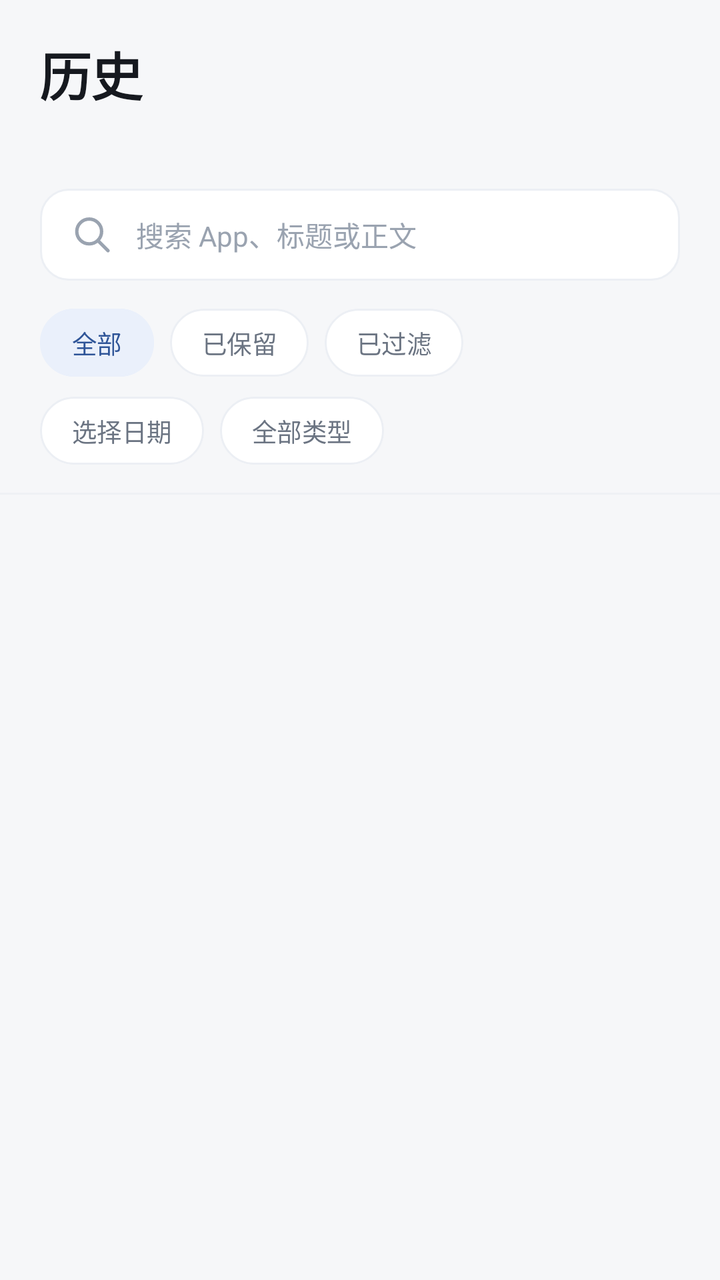
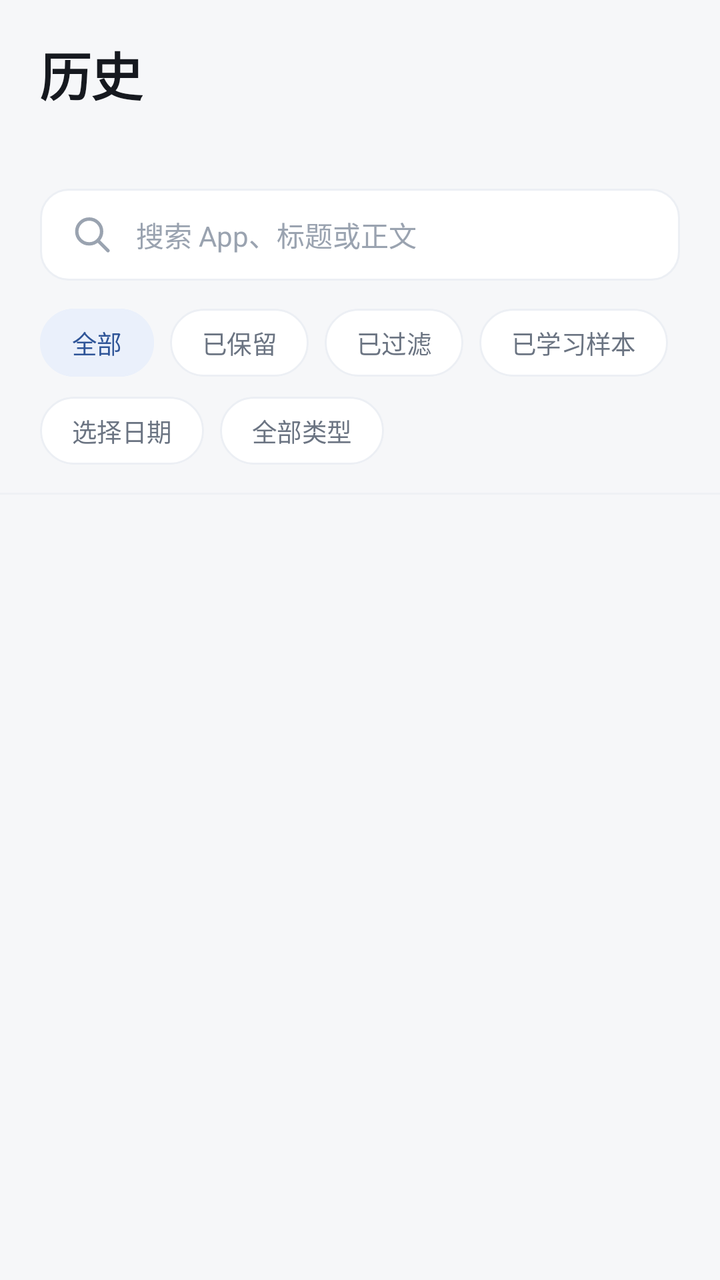

Screens rendered from an Android XML layout before and after an edit, with the pre-edit source and the edit as a unified diff.
<!-- AndroidManifest.xml: application theme Theme.MaodouNotify -->
<!-- res/layout/fragment_history.xml -->
<?xml version="1.0" encoding="utf-8"?>

<LinearLayout xmlns:android="http://schemas.android.com/apk/res/android"
    xmlns:app="http://schemas.android.com/apk/res-auto"
    android:layout_width="match_parent"
    android:layout_height="match_parent"
    android:background="@color/background"
    android:orientation="vertical">

    
    <LinearLayout
        android:layout_width="match_parent"
        android:layout_height="wrap_content"
        android:orientation="vertical"
        android:paddingStart="@dimen/page_padding"
        android:paddingTop="18dp"
        android:paddingEnd="@dimen/page_padding"
        android:paddingBottom="14dp">

        <TextView
            android:layout_width="wrap_content"
            android:layout_height="wrap_content"
            android:text="@string/tab_history"
            android:textAppearance="@style/TextAppearance.Maodou.PageTitle" />

        <TextView
            android:id="@+id/tv_count"
            android:layout_width="match_parent"
            android:layout_height="wrap_content"
            android:layout_marginTop="6dp"
            android:textColor="@color/text_tertiary"
            android:textSize="12sp" />

        <EditText
            android:id="@+id/et_search"
            android:layout_width="match_parent"
            android:layout_height="@dimen/field_height"
            android:layout_marginTop="16dp"
            android:background="@drawable/bg_field"
            android:drawableStart="@drawable/ic_search"
            android:drawablePadding="10dp"
            android:drawableTint="@color/text_tertiary"
            android:hint="@string/search_hint"
            android:imeOptions="actionSearch"
            android:inputType="text"
            android:paddingStart="14dp"
            android:paddingEnd="14dp"
            android:singleLine="true"
            android:textColor="@color/text_primary"
            android:textColorHint="@color/text_tertiary"
            android:textSize="14sp" />

        <com.google.android.material.chip.ChipGroup
            android:id="@+id/chip_filter"
            android:layout_width="match_parent"
            android:layout_height="wrap_content"
            android:layout_marginTop="14dp"
            app:chipSpacingHorizontal="8dp"
            app:singleLine="true"
            app:singleSelection="true">

            <com.google.android.material.chip.Chip
                android:id="@+id/chip_all"
                style="@style/Widget.Maodou.Chip.Filter"
                android:layout_width="wrap_content"
                android:layout_height="wrap_content"
                android:checkable="true"
                android:checked="true"
                android:text="@string/filter_all" />

            <com.google.android.material.chip.Chip
                android:id="@+id/chip_kept"
                style="@style/Widget.Maodou.Chip.Filter"
                android:layout_width="wrap_content"
                android:layout_height="wrap_content"
                android:checkable="true"
                android:text="@string/filter_kept" />

            <com.google.android.material.chip.Chip
                android:id="@+id/chip_filtered"
                style="@style/Widget.Maodou.Chip.Filter"
                android:layout_width="wrap_content"
                android:layout_height="wrap_content"
                android:checkable="true"
                android:text="@string/filter_filtered" />
        </com.google.android.material.chip.ChipGroup>

        <LinearLayout
            android:layout_width="match_parent"
            android:layout_height="wrap_content"
            android:layout_marginTop="10dp"
            android:orientation="horizontal">

            <com.google.android.material.chip.Chip
                android:id="@+id/chip_date"
                style="@style/Widget.Maodou.Chip.Ghost"
                android:layout_width="wrap_content"
                android:layout_height="wrap_content"
                android:checkable="false"
                android:text="@string/history_date_pick"
                app:chipIcon="@drawable/ic_calendar" />

            <com.google.android.material.chip.Chip
                android:id="@+id/chip_type"
                style="@style/Widget.Maodou.Chip.Ghost"
                android:layout_width="wrap_content"
                android:layout_height="wrap_content"
                android:layout_marginStart="8dp"
                android:checkable="false"
                android:text="@string/search_type_all"
                app:chipIcon="@drawable/ic_tag" />
        </LinearLayout>
    </LinearLayout>

    <View
        android:layout_width="match_parent"
        android:layout_height="1dp"
        android:background="@color/divider" />

    <FrameLayout
        android:layout_width="match_parent"
        android:layout_height="0dp"
        android:layout_weight="1">

        <androidx.recyclerview.widget.RecyclerView
            android:id="@+id/recycler"
            android:layout_width="match_parent"
            android:layout_height="match_parent"
            android:clipToPadding="false"
            android:paddingTop="10dp"
            android:paddingBottom="12dp" />

        <TextView
            android:id="@+id/tv_empty"
            android:layout_width="wrap_content"
            android:layout_height="wrap_content"
            android:layout_gravity="center"
            android:drawableTop="@drawable/ic_empty_bell"
            android:drawablePadding="18dp"
            android:gravity="center"
            android:lineSpacingExtra="6dp"
            android:paddingStart="32dp"
            android:paddingEnd="32dp"
            android:text="@string/empty_history"
            android:textColor="@color/text_secondary"
            android:textSize="13.5sp"
            android:visibility="gone" />
    </FrameLayout>
</LinearLayout>
<!-- resources referenced by this layout -->
<resources>
  <color name="background">#F6F7F9</color>
  <color name="divider">#EFF1F5</color>
  <color name="text_primary">#16191F</color>
  <color name="text_secondary">#6B7482</color>
  <color name="text_tertiary">#9AA3B0</color>
  <dimen name="field_height">46dp</dimen>
  <dimen name="page_padding">20dp</dimen>
  <!-- drawable bg_field (drawable) -->
  <?xml version="1.0" encoding="utf-8"?>
  
  <shape xmlns:android="http://schemas.android.com/apk/res/android" android:shape="rectangle">
      <solid android:color="@color/surface" />
      <corners android:radius="14dp" />
      <stroke android:width="1dp" android:color="@color/card_stroke" />
  </shape>
  <string name="empty_history">还没有通知记录\n授权通知使用权后，通知会自动出现在这里</string>
  <string name="filter_all">全部</string>
  <string name="filter_filtered">已过滤</string>
  <string name="filter_kept">已保留</string>
  <string name="history_date_pick">选择日期</string>
  <string name="search_hint">搜索 App、标题或正文</string>
  <string name="search_type_all">全部类型</string>
  <string name="tab_history">历史</string>
  <style name="TextAppearance.Maodou.PageTitle" parent="TextAppearance.Material3.HeadlineSmall">
          <item name="android:textSize">26sp</item>
          <item name="android:textStyle">bold</item>
          <item name="android:textColor">@color/text_primary</item>
          <item name="android:letterSpacing">-0.015</item>
      </style>
  <style name="Widget.Maodou.Chip.Filter" parent="Widget.Material3.Chip.Filter">
          <item name="chipMinHeight">@dimen/chip_height</item>
          <item name="chipCornerRadius">17dp</item>
          <item name="chipStrokeWidth">1dp</item>
          <item name="chipStrokeColor">@color/chip_stroke</item>
          <item name="chipBackgroundColor">@color/chip_bg</item>
          <item name="android:textColor">@color/chip_text</item>
          <item name="android:textSize">12.5sp</item>
          <item name="ensureMinTouchTargetSize">false</item>
          <item name="chipStartPadding">6dp</item>
          <item name="chipEndPadding">6dp</item>
          <item name="textStartPadding">10dp</item>
          <item name="textEndPadding">10dp</item>
          <item name="checkedIconVisible">false</item>
      </style>
  <style name="Widget.Maodou.Chip.Ghost" parent="Widget.Maodou.Chip.Filter">
          <item name="chipIconTint">@color/text_secondary</item>
          <item name="chipIconSize">15dp</item>
          <item name="iconStartPadding">2dp</item>
          <item name="closeIconTint">@color/text_secondary</item>
          <item name="closeIconSize">14dp</item>
          <item name="android:textColor">@color/text_secondary</item>
      </style>
  <color name="surface">#FFFFFF</color>
  <color name="card_stroke">#ECEFF4</color>
  <color name="primary_container">#EAF0FB</color>
  <dimen name="chip_height">34dp</dimen>
  <color name="primary">#4B76C0</color>
  <color name="on_primary">#FFFFFF</color>
  <color name="on_primary_container">#2F5598</color>
  <color name="surface_alt">#F1F3F7</color>
  <color name="outline">#E3E7EE</color>
  <color name="badge_filtered_text">#BE3A2C</color>
  <color name="badge_filtered_bg">#FDEDEB</color>
  <style name="ThemeOverlay.Maodou.Dialog" parent="ThemeOverlay.Material3.MaterialAlertDialog">
          <item name="colorSurface">@color/surface</item>
          <item name="colorSurfaceContainerLowest">@color/surface</item>
          <item name="colorSurfaceContainerLow">@color/surface</item>
          <item name="colorSurfaceContainer">@color/surface</item>
          <item name="colorSurfaceContainerHigh">@color/surface</item>
          <item name="colorSurfaceContainerHighest">@color/surface_alt</item>
          <item name="colorOnSurface">@color/text_primary</item>
          <item name="colorOnSurfaceVariant">@color/text_secondary</item>
          <item name="colorPrimary">@color/primary</item>
          <item name="colorOnPrimaryContainer">@color/on_primary_container</item>
      </style>
  <!-- unchanged entries left out for length: 5 -->
</resources>

<!-- the commit's change to res/layout/fragment_history.xml (unified diff, before → after) -->
@@ -50,40 +50,55 @@
             android:textColorHint="@color/text_tertiary"
             android:textSize="14sp" />
 
-        <com.google.android.material.chip.ChipGroup
-            android:id="@+id/chip_filter"
+        <HorizontalScrollView
+            android:id="@+id/filter_scroll"
             android:layout_width="match_parent"
             android:layout_height="wrap_content"
             android:layout_marginTop="14dp"
-            app:chipSpacingHorizontal="8dp"
-            app:singleLine="true"
-            app:singleSelection="true">
+            android:scrollbars="none">
 
-            <com.google.android.material.chip.Chip
-                android:id="@+id/chip_all"
-                style="@style/Widget.Maodou.Chip.Filter"
+            <com.google.android.material.chip.ChipGroup
+                android:id="@+id/chip_filter"
                 android:layout_width="wrap_content"
                 android:layout_height="wrap_content"
-                android:checkable="true"
-                android:checked="true"
-                android:text="@string/filter_all" />
+                app:chipSpacingHorizontal="8dp"
+                app:singleLine="true"
+                app:singleSelection="true">
 
-            <com.google.android.material.chip.Chip
-                android:id="@+id/chip_kept"
-                style="@style/Widget.Maodou.Chip.Filter"
-                android:layout_width="wrap_content"
-                android:layout_height="wrap_content"
-                android:checkable="true"
-                android:text="@string/filter_kept" />
+                <com.google.android.material.chip.Chip
+                    android:id="@+id/chip_all"
+                    style="@style/Widget.Maodou.Chip.Filter"
+                    android:layout_width="wrap_content"
+                    android:layout_height="wrap_content"
+                    android:checkable="true"
+                    android:checked="true"
+                    android:text="@string/filter_all" />
 
-            <com.google.android.material.chip.Chip
-                android:id="@+id/chip_filtered"
-                style="@style/Widget.Maodou.Chip.Filter"
-                android:layout_width="wrap_content"
-                android:layout_height="wrap_content"
-                android:checkable="true"
-                android:text="@string/filter_filtered" />
-        </com.google.android.material.chip.ChipGroup>
+                <com.google.android.material.chip.Chip
+                    android:id="@+id/chip_kept"
+                    style="@style/Widget.Maodou.Chip.Filter"
+                    android:layout_width="wrap_content"
+                    android:layout_height="wrap_content"
+                    android:checkable="true"
+                    android:text="@string/filter_kept" />
+
+                <com.google.android.material.chip.Chip
+                    android:id="@+id/chip_filtered"
+                    style="@style/Widget.Maodou.Chip.Filter"
+                    android:layout_width="wrap_content"
+                    android:layout_height="wrap_content"
+                    android:checkable="true"
+                    android:text="@string/filter_filtered" />
+
+                <com.google.android.material.chip.Chip
+                    android:id="@+id/chip_learned"
+                    style="@style/Widget.Maodou.Chip.Filter"
+                    android:layout_width="wrap_content"
+                    android:layout_height="wrap_content"
+                    android:checkable="true"
+                    android:text="@string/filter_learned" />
+            </com.google.android.material.chip.ChipGroup>
+        </HorizontalScrollView>
 
         <LinearLayout
             android:layout_width="match_parent"
<!-- resource entries referenced after the edit -->
@@ -19,6 +19,7 @@
   <string name="filter_all">全部</string>
   <string name="filter_filtered">已过滤</string>
   <string name="filter_kept">已保留</string>
+  <string name="filter_learned">已学习样本</string>
   <string name="history_date_pick">选择日期</string>
   <string name="search_hint">搜索 App、标题或正文</string>
   <string name="search_type_all">全部类型</string>
